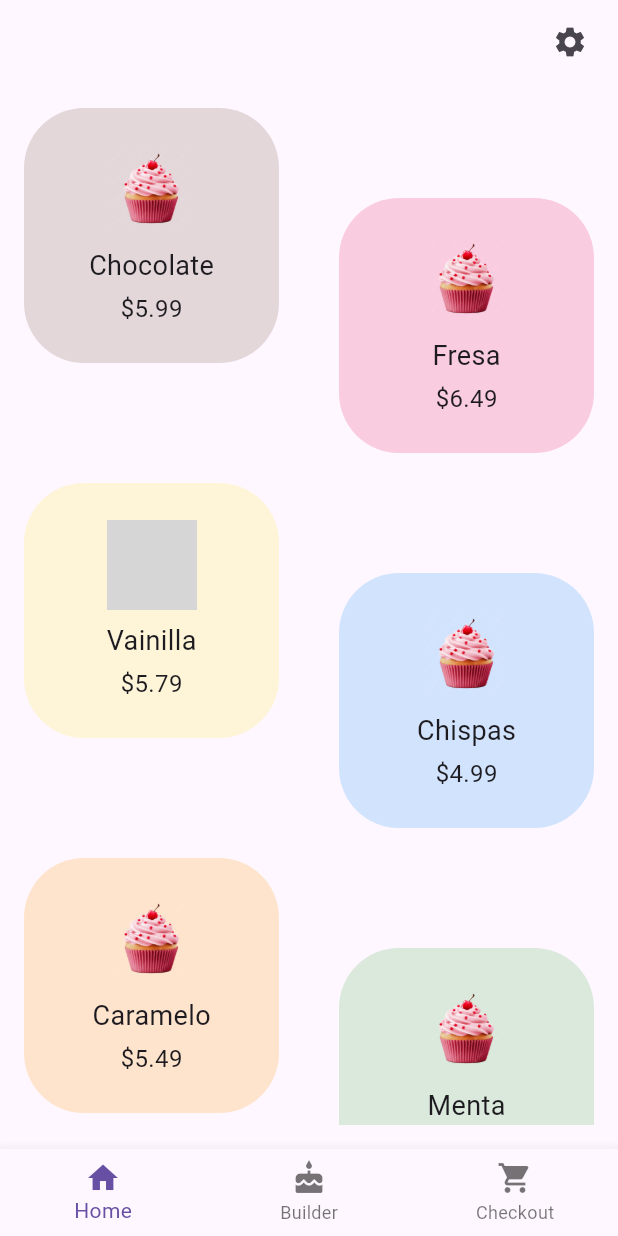
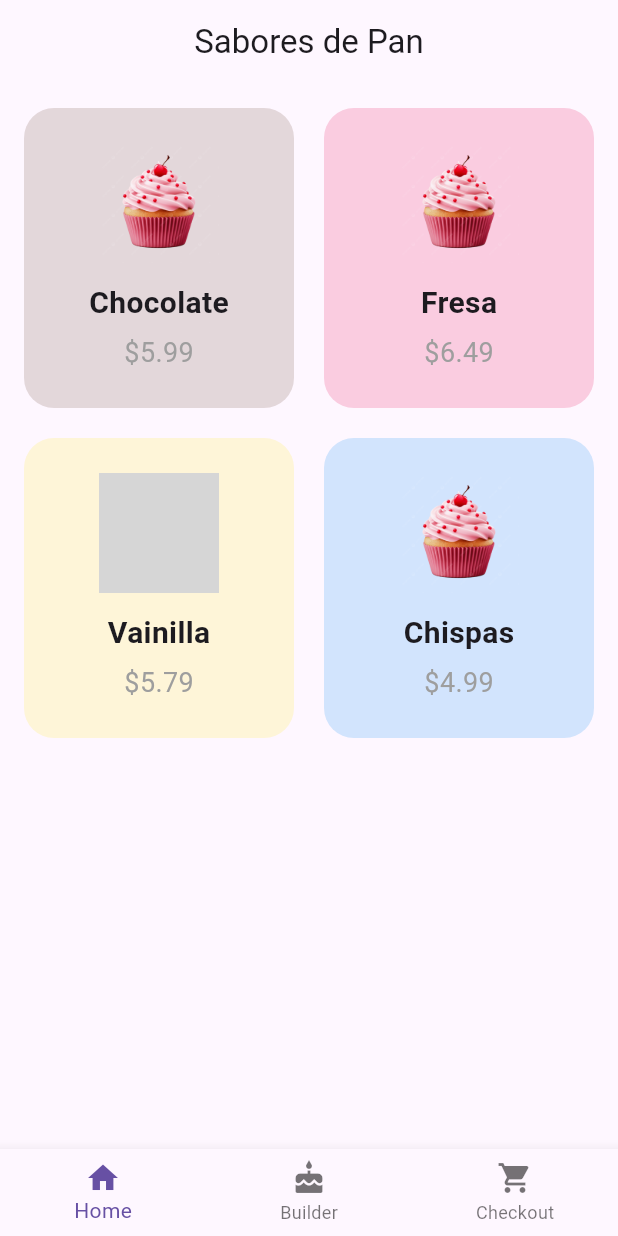
Before and after one commit to Jarvyes14/CupCake_App, a Flutter app: the screen it shows after launch, on a phone screen of 412 x 824 dp. Run offline on Flutter 3.47's test engine with Material 3 defaults, Android fonts, the phone set to English and light mode, and no system bars; grey boxes are pictures that could not be loaded.

Commit message:
Funcionamiento al 100%

```diff
--- a/lib/pages/home_page.dart
+++ b/lib/pages/home_page.dart
@@ -1,9 +1,9 @@
 import 'package:flutter/material.dart';
-import 'package:cupcake_app/widgets/bottom_nav_bar.dart';
-import 'package:cupcake_app/widgets/top_nav_bar.dart';
 import '../screens/builder_screen.dart';
+import '../screens/home_screen.dart';
 import '../screens/checkout_screen.dart';
-import '../screens/home_screen.dart';
+import '../models/product.dart';
+import '../widgets/bottom_nav_bar.dart';
 
 class HomePage extends StatefulWidget {
   @override
@@ -12,11 +12,13 @@ class HomePage extends StatefulWidget {
 
 class _HomePageState extends State<HomePage> {
   int _selectedIndex = 0;
+  Product? _selectedProduct; // Producto seleccionado para BuilderScreen
 
-  final List<Widget> _pages = [
-    HomeScreen(),
-    BuilderScreen(),
-    CheckoutScreen(),
+  final List<Product> _products = [
+    Product(title: 'Chocolate', image: 'assets/chocolate.png', price: 5.99, color: Colors.brown),
+    Product(title: 'Fresa', image: 'assets/fresa.png', price: 6.49, color: Colors.pink),
+    Product(title: 'Vainilla', image: 'assets/vainilla.png', price: 5.79, color: Colors.yellow),
+    Product(title: 'Chispas', image: 'assets/chispas.png', price: 4.99, color: Colors.blue),
   ];
 
   void _onItemTapped(int index) {
@@ -25,10 +27,41 @@ class _HomePageState extends State<HomePage> {
     });
   }
 
+  void _onProductSelected(Product product) {
+    setState(() {
+      _selectedProduct = product;
+      _selectedIndex = 1; // Cambia al índice de BuilderScreen
+    });
+  }
+
+  void _navigateToCheckout() {
+    setState(() {
+      _selectedIndex = 2; // Cambia al índice de CheckoutScreen
+    });
+  }
+
   @override
   Widget build(BuildContext context) {
+    final List<Widget> _pages = [
+      HomeScreen(
+        products: _products,
+        onProductSelected: _onProductSelected, // Pasa el callback
+      ),
+      _selectedProduct != null
+          ? BuilderScreen(
+              selectedProduct: _selectedProduct!,
+              onNavigateToCheckout: _navigateToCheckout, // Pasa el callback
+            )
+          : const Center(
+              child: Text(
+                'Selecciona un sabor de pan para personalizar tu cupcake.',
+                style: TextStyle(fontSize: 18, color: Colors.grey),
+              ),
+            ),
+      CheckoutScreen(), // Pantalla de Checkout
+    ];
+
     return Scaffold(
-      appBar: TopNavBar(isSettings: false),
       body: _pages[_selectedIndex],
       bottomNavigationBar: BottomNavBar(
         selectedIndex: _selectedIndex,
--- a/lib/screens/home_screen.dart
+++ b/lib/screens/home_screen.dart
@@ -1,54 +1,66 @@
 import 'package:flutter/material.dart';
+import 'package:flutter_staggered_grid_view/flutter_staggered_grid_view.dart';
 import '../models/product.dart';
 
 class HomeScreen extends StatelessWidget {
-  final List<Product> products = [
-    Product(title: 'Chocolate', image: 'assets/chocolate.png', price: 5.99, color: Colors.brown),
-    Product(title: 'Fresa', image: 'assets/fresa.png', price: 6.49, color: Colors.pink),
-    Product(title: 'Vainilla', image: 'assets/vainilla.png', price: 5.79, color: Colors.yellow),
-    Product(title: 'Chispas', image: 'assets/chispas.png', price: 4.99, color: Colors.blue),
-    Product(title: 'Caramelo', image: 'assets/caramelo.png', price: 5.49, color: Colors.orange),
-    Product(title: 'Menta', image: 'assets/menta.png', price: 6.29, color: Colors.green),
-    Product(title: 'Oreo', image: 'assets/oreo.png', price: 7.19, color: Colors.black),
-    Product(title: 'Frambuesa', image: 'assets/frambuesa.png', price: 6.99, color: Colors.red),
-  ];
+  final List<Product> products; // Lista de sabores de pan
+  final Function(Product) onProductSelected; // Callback para manejar la selección de un producto
+
+  const HomeScreen({
+    Key? key,
+    required this.products,
+    required this.onProductSelected,
+  }) : super(key: key);
 
   @override
   Widget build(BuildContext context) {
-    return Padding(
+    return Scaffold(
+      appBar: AppBar(
+        title: const Text('Sabores de Pan'),
+        centerTitle: true,
+      ),
+      body: Padding(
         padding: const EdgeInsets.all(16.0),
-      child: GridView.builder( // Cambiar Grid por
-        gridDelegate: SliverGridDelegateWithFixedCrossAxisCount(
-          crossAxisCount: 2,
-          crossAxisSpacing: 40,
-          mainAxisSpacing: 80,
+        child: MasonryGridView.builder(
+          gridDelegate: const SliverSimpleGridDelegateWithFixedCrossAxisCount(
+            crossAxisCount: 2, // Número de columnas en la cuadrícula
           ),
+          mainAxisSpacing: 20.0,
+          crossAxisSpacing: 20.0,
           itemCount: products.length,
           itemBuilder: (context, index) {
             final product = products[index];
-          double offset = (index % 2 == 1) ? 60.0 : 0.0; // Desplazar las de la derecha
-
-          return Transform.translate(
-            offset: Offset(0, offset),
+            return GestureDetector(
+              onTap: () {
+                onProductSelected(product); // Llama al callback con el producto seleccionado
+              },
               child: Container(
+                height: 200,
                 decoration: BoxDecoration(
                   color: product.color.withOpacity(0.2),
-                borderRadius: BorderRadius.circular(40),
+                  borderRadius: BorderRadius.circular(20),
                 ),
                 child: Column(
                   mainAxisAlignment: MainAxisAlignment.center,
                   children: [
-                  Image.asset(product.image, height: 60),
-                  SizedBox(height: 8),
-                  Text(product.title, style: TextStyle(fontSize: 18)),
-                  SizedBox(height: 4),
-                  Text('\$${product.price.toStringAsFixed(2)}', style: TextStyle(fontSize: 16)),
+                    Image.asset(product.image, height: 80),
+                    const SizedBox(height: 12),
+                    Text(
+                      product.title,
+                      style: const TextStyle(fontSize: 20, fontWeight: FontWeight.bold),
+                    ),
+                    const SizedBox(height: 6),
+                    Text(
+                      '\$${product.price.toStringAsFixed(2)}',
+                      style: const TextStyle(fontSize: 18, color: Colors.grey),
+                    ),
                   ],
                 ),
               ),
             );
           },
         ),
+      ),
     );
   }
 }
--- a/pubspec.yaml
+++ b/pubspec.yaml
@@ -30,6 +30,8 @@ environment:
 dependencies:
   flutter:
     sdk: flutter
+  flutter_staggered_grid_view: ^0.6.2
+  provider: ^6.0.5
 
   # The following adds the Cupertino Icons font to your application.
   # Use with the CupertinoIcons class for iOS style icons.
```
Also changed, not shown: lib/main.dart (+8 -1 lines), lib/models/cupcake_provider.dart (added, +13 -0 lines), lib/models/custom_cupcake.dart (added, +9 -0 lines), lib/screens/builder_screen.dart (+66 -10 lines), lib/screens/checkout_screen.dart (+24 -13 lines), pubspec.lock. Lines whose indentation alone changed are shown as unchanged.
